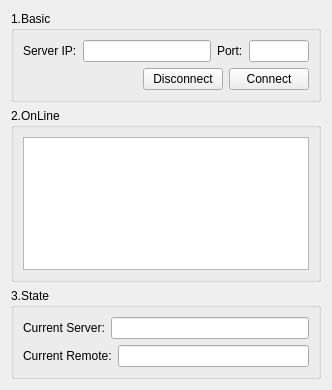
Old version of the form Gui/Control/ConnectControl.ui in the repository taynpg/FileTransfer.
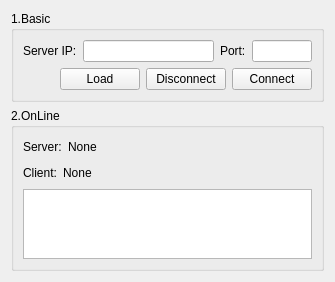
New version of the form.

Commit message: layout：baic

What changed in the file:
```diff
--- a/Gui/Control/ConnectControl.ui
+++ b/Gui/Control/ConnectControl.ui
@@ -6,8 +6,8 @@
    <rect>
     <x>0</x>
     <y>0</y>
-    <width>332</width>
-    <height>390</height>
+    <width>335</width>
+    <height>277</height>
    </rect>
   </property>
   <property name="windowTitle">
@@ -66,6 +66,13 @@
           </property>
          </spacer>
         </item>
+        <item>
+         <widget class="QPushButton" name="btnLoad">
+          <property name="text">
+           <string>Load</string>
+          </property>
+         </widget>
+        </item>
         <item>
          <widget class="QPushButton" name="btnDisconnect">
           <property name="text">
@@ -92,28 +99,33 @@
      </property>
      <layout class="QVBoxLayout" name="verticalLayout">
       <item>
-       <widget class="QListView" name="listView"/>
-      </item>
-     </layout>
-    </widget>
-   </item>
-   <item>
-    <widget class="QGroupBox" name="groupBox_2">
-     <property name="title">
-      <string>3.State</string>
-     </property>
-     <layout class="QVBoxLayout" name="verticalLayout_2">
-      <item>
        <layout class="QHBoxLayout" name="horizontalLayout_2">
         <item>
          <widget class="QLabel" name="label_2">
           <property name="text">
-           <string>Current Server:</string>
+           <string>Server:</string>
           </property>
          </widget>
         </item>
         <item>
-         <widget class="QLineEdit" name="edCurServer"/>
+         <widget class="QLabel" name="elbServer">
+          <property name="text">
+           <string>None</string>
+          </property>
+         </widget>
+        </item>
+        <item>
+         <spacer name="horizontalSpacer_2">
+          <property name="orientation">
+           <enum>Qt::Orientation::Horizontal</enum>
+          </property>
+          <property name="sizeHint" stdset="0">
+           <size>
+            <width>40</width>
+            <height>20</height>
+           </size>
+          </property>
+         </spacer>
         </item>
        </layout>
       </item>
@@ -122,15 +134,35 @@
         <item>
          <widget class="QLabel" name="label_3">
           <property name="text">
-           <string>Current Remote:</string>
+           <string>Client:</string>
           </property>
          </widget>
         </item>
         <item>
-         <widget class="QLineEdit" name="edCurRemote"/>
+         <widget class="QLabel" name="elbClient">
+          <property name="text">
+           <string>None</string>
+          </property>
+         </widget>
+        </item>
+        <item>
+         <spacer name="horizontalSpacer_3">
+          <property name="orientation">
+           <enum>Qt::Orientation::Horizontal</enum>
+          </property>
+          <property name="sizeHint" stdset="0">
+           <size>
+            <width>40</width>
+            <height>20</height>
+           </size>
+          </property>
+         </spacer>
         </item>
        </layout>
       </item>
+      <item>
+       <widget class="QListView" name="listView"/>
+      </item>
      </layout>
     </widget>
    </item>
```
Left out of the diff: 4 changed lines with no effect on the pictures. The commit also changes 7 other files.
